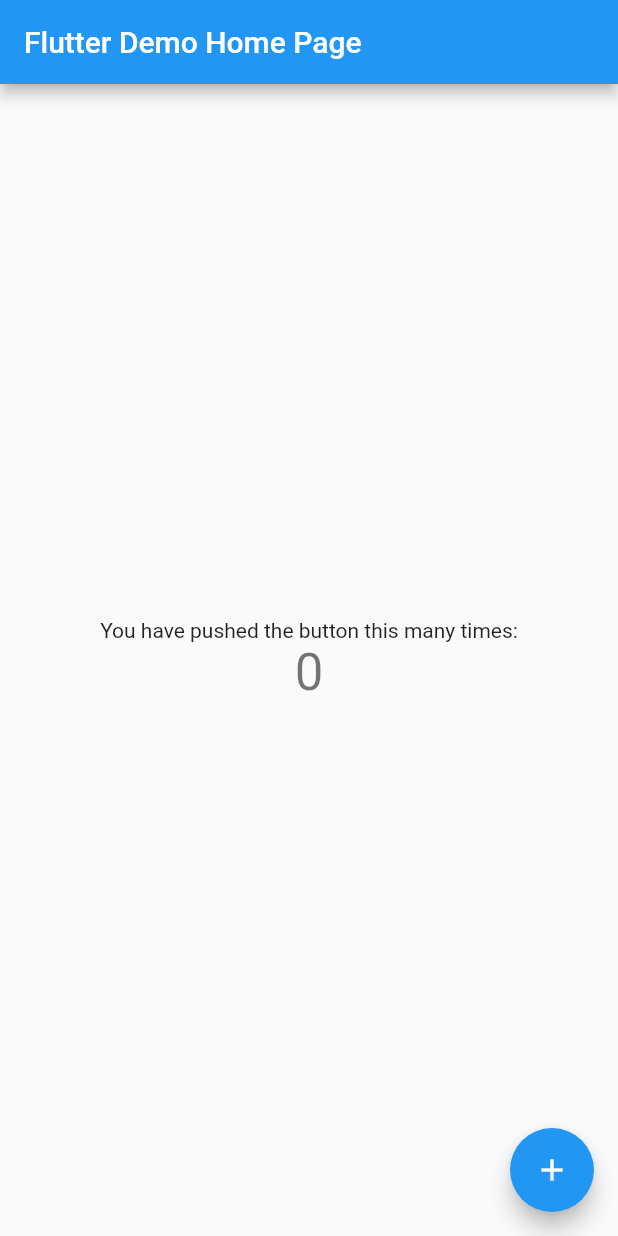
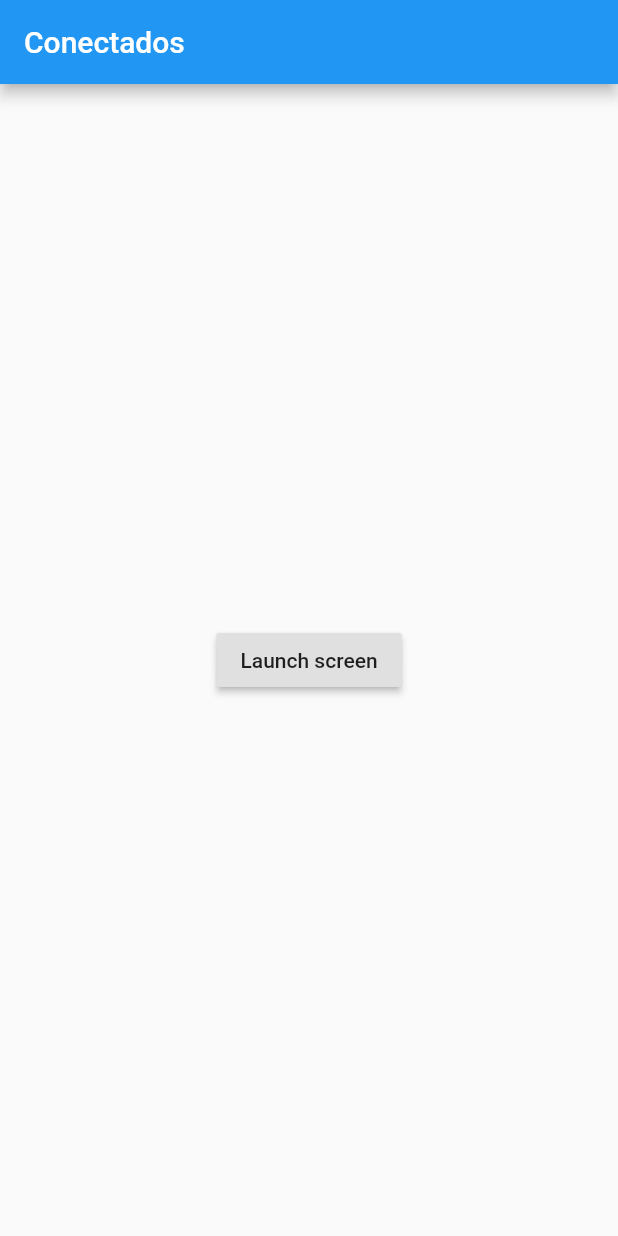
Before and after one commit to andrekkss/conectados_mob, a Flutter app: the screen it shows after launch, on a phone screen of 412 x 824 dp. Run offline on Flutter 3.47's test engine with Material 2 defaults, Android fonts, the light colour scheme and no system bars.

Commit message:
Added routes and screens for test

```diff
--- /dev/null
+++ b/lib/Translations.dart
@@ -0,0 +1,53 @@
+import 'dart:convert';
+
+import 'package:flutter/cupertino.dart';
+import 'package:flutter/services.dart';
+
+class Translations {
+  final Locale locale;
+  Map<String, String> _localizedStrings;
+
+  Translations(this.locale);
+
+  static const LocalizationsDelegate<Translations> delegate = _TranslationsDelegate();
+
+  static Translations of(BuildContext context) {
+    return Localizations.of(context, Translations);
+  }
+
+  Future load() async {
+    String fileContent = await rootBundle.loadString("locale/${locale.languageCode}_${locale.countryCode}.json");
+    Map<String, dynamic> map = json.decode(fileContent);
+    _localizedStrings = map.map((k, v) {
+      return MapEntry(k.toString(), v.toString());
+    });
+  }
+
+  String translate(String key) {
+    return _localizedStrings[key];
+  }
+
+}
+
+String getString(BuildContext context, String key) => context != null ? (Translations.of(context).translate(key) ?? "") : null;
+
+class _TranslationsDelegate extends LocalizationsDelegate<Translations> {
+
+  const _TranslationsDelegate();
+
+  @override
+  bool isSupported(Locale locale) {
+    return ["pt", "en"].contains(locale.languageCode);
+  }
+
+  @override
+  Future<Translations> load(Locale locale) async {
+    var localizations = Translations(locale);
+    await localizations.load();
+    return localizations;
+  }
+
+  @override
+  bool shouldReload(LocalizationsDelegate<Translations> old) => false;
+
+}
--- /dev/null
+++ b/lib/feature/example/ui/firstScreen.dart
@@ -0,0 +1,23 @@
+
+import 'package:conectados_mob/Translations.dart';
+import 'package:flutter/material.dart';
+
+class FirstScreen extends StatelessWidget {
+  @override
+  Widget build(BuildContext context) {
+    return Scaffold(
+      appBar: AppBar(
+        title: Text(getString(context, "main_title")),
+      ),
+      body: Center(
+        child: RaisedButton(
+          child: Text('Launch screen'),
+          onPressed: () {
+            // Navigate to the second screen using a named route.
+            Navigator.pushNamed(context, '/second');
+          },
+        ),
+      ),
+    );
+  }
+}
--- a/lib/main.dart
+++ b/lib/main.dart
@@ -1,120 +1,37 @@
+import 'package:conectados_mob/feature/example/ui/firstScreen.dart';
+import 'package:conectados_mob/feature/example/ui/secondScreen.dart';
 import 'package:flutter/material.dart';
+import 'package:flutter_localizations/flutter_localizations.dart';
 
-void main() => runApp(MyApp());
+import 'Translations.dart';
 
-class MyApp extends StatelessWidget {
-  // This widget is the root of your application.
+void main() => runApp(ConectadosApp());
+
+class ConectadosApp extends StatelessWidget {
   @override
-  Widget build(BuildContext context) {
-    return MaterialApp(
-      title: 'Conectados',
+  Widget build(BuildContext context) => MaterialApp(
+        title: 'Conectados',
+        initialRoute: '/',
+        routes: {
+          '/': (context) => FirstScreen(),
+          '/second': (context) => SecondScreen()
+        },
       theme: ThemeData(
-        // This is the theme of your application.
-        //
-        // Try running your application with "flutter run". You'll see the
-        // application has a blue toolbar. Then, without quitting the app, try
-        // changing the primarySwatch below to Colors.green and then invoke
-        // "hot reload" (press "r" in the console where you ran "flutter run",
-        // or simply save your changes to "hot reload" in a Flutter IDE).
-        // Notice that the counter didn't reset back to zero; the application
-        // is not restarted.
         primarySwatch: Colors.blue,
       ),
-      home: MyHomePage(title: 'Flutter Demo Home Page'),
-    );
-  }
+      localizationsDelegates: [
+        Translations.delegate,
+        GlobalMaterialLocalizations.delegate,
+        GlobalWidgetsLocalizations.delegate,
+        GlobalCupertinoLocalizations.delegate,
+      ],
+      supportedLocales: [
+        const Locale('en', 'US'),
+        const Locale('pt', 'BR'),
+      ],
+      localeResolutionCallback: (locale, supportedLocales) {
+        return supportedLocales.firstWhere((element) => (locale.countryCode == null || element.countryCode == locale.countryCode) && element.languageCode == locale.languageCode,
+            orElse: () => supportedLocales.first);
+      },
+      );
 }
-
-// um lugar reponsavel por conexao ->
-// um lugar responsavel por linguas -> langueges
-// um lugar responsavel por coisas comuns -> core
-
-// um lugar responsavel pelas telas(features)
-// pages -> cadastro -> ui / outras coisas
-// feature -> cadastro -> ui / platform(chamada de api, model, database)
-
-
-class MyHomePage extends StatefulWidget {
-  MyHomePage({Key key, this.title}) : super(key: key);
-
-  // This widget is the home page of your application. It is stateful, meaning
-  // that it has a State object (defined below) that contains fields that affect
-  // how it looks.
-
-  // This class is the configuration for the state. It holds the values (in this
-  // case the title) provided by the parent (in this case the App widget) and
-  // used by the build method of the State. Fields in a Widget subclass are
-  // always marked "final".
-
-  final String title;
-
-  @override
-  _MyHomePageState createState() => _MyHomePageState();
-}
-
-class _MyHomePageState extends State<MyHomePage> {
-  int _counter = 0;
-
-  void _incrementCounter() {
-    setState(() {
-      // This call to setState tells the Flutter framework that something has
-      // changed in this State, which causes it to rerun the build method below
-      // so that the display can reflect the updated values. If we changed
-      // _counter without calling setState(), then the build method would not be
-      // called again, and so nothing would appear to happen.
-      _counter++;
-    });
-  }
-
-  @override
-  Widget build(BuildContext context) {
-    // This method is rerun every time setState is called, for instance as done
-    // by the _incrementCounter method above.
-    //
-    // The Flutter framework has been optimized to make rerunning build methods
-    // fast, so that you can just rebuild anything that needs updating rather
-    // than having to individually change instances of widgets.
-    return Scaffold(
-      appBar: AppBar(
-        // Here we take the value from the MyHomePage object that was created by
-        // the App.build method, and use it to set our appbar title.
-        title: Text(widget.title),
-      ),
-      body: Center(
-        // Center is a layout widget. It takes a single child and positions it
-        // in the middle of the parent.
-        child: Column(
-          // Column is also a layout widget. It takes a list of children and
-          // arranges them vertically. By default, it sizes itself to fit its
-          // children horizontally, and tries to be as tall as its parent.
-          //
-          // Invoke "debug painting" (press "p" in the console, choose the
-          // "Toggle Debug Paint" action from the Flutter Inspector in Android
-          // Studio, or the "Toggle Debug Paint" command in Visual Studio Code)
-          // to see the wireframe for each widget.
-          //
-          // Column has various properties to control how it sizes itself and
-          // how it positions its children. Here we use mainAxisAlignment to
-          // center the children vertically; the main axis here is the vertical
-          // axis because Columns are vertical (the cross axis would be
-          // horizontal).
-          mainAxisAlignment: MainAxisAlignment.center,
-          children: <Widget>[
-            Text(
-              'You have pushed the button this many times:',
-            ),
-            Text(
-              '$_counter',
-              style: Theme.of(context).textTheme.display1,
-            ),
-          ],
-        ),
-      ),
-      floatingActionButton: FloatingActionButton(
-        onPressed: _incrementCounter,
-        tooltip: 'Increment',
-        child: Icon(Icons.add),
-      ), // This trailing comma makes auto-formatting nicer for build methods.
-    );
-  }
-}
--- /dev/null
+++ b/locale/en_US.json
@@ -0,0 +1,3 @@
+{
+  "main_title":  "Conectados"
+}
--- /dev/null
+++ b/locale/pt_BR.json
@@ -0,0 +1,3 @@
+{
+  "main_title":  "Conectados"
+}
--- a/pubspec.yaml
+++ b/pubspec.yaml
@@ -19,6 +19,8 @@
 dependencies:
   flutter:
     sdk: flutter
+  flutter_localizations:
+    sdk: flutter
 
   # The following adds the Cupertino Icons font to your application.
   # Use with the CupertinoIcons class for iOS style icons.
@@ -39,6 +41,9 @@
   # included with your application, so that you can use the icons in
   # the material Icons class.
   uses-material-design: true
+  assets:
+    - locale/
+
 
   # To add assets to your application, add an assets section, like this:
   # assets:
```
Also changed, not shown: lib/feature/example/ui/secondScreen.dart (added, +22 -0 lines), pubspec.lock, 1 other file.
